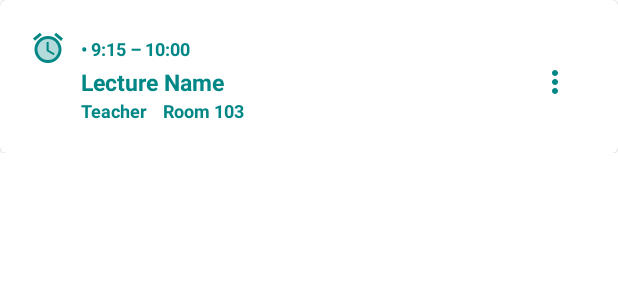
After one commit to Shikharkannojia/TimeTab, an Android app: the layout item_lecture.xml on its own in the app's theme, with its tools: preview values and no code run, on a phone screen of 412 x 824 dp. The commit adds this screen. Shown: the top 300 px of the screen. Run offline under Robolectric (Android 15) with nearby library versions, the phone set to English and light mode, and no system bars.

Commit message:
akshay/created subject view layout named item_lecture.xml in timetable

```diff
--- /dev/null
+++ b/app/src/main/res/drawable/ic_alarm.xml
@@ -0,0 +1,8 @@
+<vector android:height="24dp" android:tint="#018786"
+    android:viewportHeight="24" android:viewportWidth="24"
+    android:width="24dp" xmlns:android="http://schemas.android.com/apk/res/android">
+    <path android:fillAlpha="0.3"
+        android:fillColor="@android:color/white"
+        android:pathData="M12,6c-3.87,0 -7,3.13 -7,7s3.13,7 7,7 7,-3.13 7,-7 -3.13,-7 -7,-7zM15.75,16.85L11,14L11,8h1.5v5.25l4,2.37 -0.75,1.23z" android:strokeAlpha="0.3"/>
+    <path android:fillColor="@android:color/white" android:pathData="M12,4c-4.97,0 -9,4.03 -9,9s4.02,9 9,9c4.97,0 9,-4.03 9,-9s-4.03,-9 -9,-9zM12,20c-3.87,0 -7,-3.13 -7,-7s3.13,-7 7,-7 7,3.13 7,7 -3.13,7 -7,7zM12.5,8L11,8v6l4.75,2.85 0.75,-1.23 -4,-2.37zM22,5.72l-4.6,-3.86 -1.29,1.53 4.6,3.86zM7.88,3.39L6.6,1.86 2,5.71l1.29,1.53z"/>
+</vector>
--- /dev/null
+++ b/app/src/main/res/drawable/ic_alarm_on.xml
@@ -0,0 +1,8 @@
+<vector android:height="24dp" android:tint="#018786"
+    android:viewportHeight="24" android:viewportWidth="24"
+    android:width="24dp" xmlns:android="http://schemas.android.com/apk/res/android">
+    <path android:fillAlpha="0.3"
+        android:fillColor="@android:color/white"
+        android:pathData="M12,6c-3.86,0 -7,3.14 -7,7s3.14,7 7,7 7,-3.14 7,-7 -3.14,-7 -7,-7zM10.53,16.64l-3.18,-3.18 1.06,-1.06 2.13,2.13 4.93,-4.95 1.06,1.06 -6,6z" android:strokeAlpha="0.3"/>
+    <path android:fillColor="@android:color/white" android:pathData="M10.54,14.53L8.41,12.4l-1.06,1.06 3.18,3.18 6,-6 -1.06,-1.06zM17.337,1.81l4.607,3.845 -1.28,1.535 -4.61,-3.843zM6.663,1.81l1.282,1.536L3.337,7.19l-1.28,-1.536zM12,4c-4.97,0 -9,4.03 -9,9s4.03,9 9,9 9,-4.03 9,-9 -4.03,-9 -9,-9zM12,20c-3.86,0 -7,-3.14 -7,-7s3.14,-7 7,-7 7,3.14 7,7 -3.14,7 -7,7z"/>
+</vector>
--- /dev/null
+++ b/app/src/main/res/drawable/ic_more.xml
@@ -0,0 +1,5 @@
+<vector android:height="24dp" android:tint="#018786"
+    android:viewportHeight="24" android:viewportWidth="24"
+    android:width="24dp" xmlns:android="http://schemas.android.com/apk/res/android">
+    <path android:fillColor="@android:color/white" android:pathData="M12,8c1.1,0 2,-0.9 2,-2s-0.9,-2 -2,-2 -2,0.9 -2,2 0.9,2 2,2zM12,10c-1.1,0 -2,0.9 -2,2s0.9,2 2,2 2,-0.9 2,-2 -0.9,-2 -2,-2zM12,16c-1.1,0 -2,0.9 -2,2s0.9,2 2,2 2,-0.9 2,-2 -0.9,-2 -2,-2z"/>
+</vector>
--- /dev/null
+++ b/app/src/main/res/drawable/list_normal_bg.xml
@@ -0,0 +1,29 @@
+<?xml version="1.0" encoding="utf-8"?>
+<shape xmlns:android="http://schemas.android.com/apk/res/android"
+    android:shape="rectangle">
+
+    <solid android:color="@color/white"/>
+
+    <stroke android:width="1dp" android:color="@color/black"/>
+
+    <size android:width="50dp" android:height="50dp"/>
+
+</shape>
+
+
+    <!--    <?xml version="1.0" encoding="utf-8"?>-->
+<!--<layer-list xmlns:android="http://schemas.android.com/apk/res/android">-->
+<!--<item>-->
+<!--    <shape android:shape="rectangle">-->
+<!--        <stroke android:width="1dp" android:color="#E9E9F7"/>-->
+<!--        <solid android:color="@color/white"/>-->
+<!--    </shape>-->
+<!--</item>-->
+
+<!--<item android:top="1dp" android:bottom="1dp">-->
+<!--    <shape android:shape="rectangle">-->
+<!--        <stroke android:width="1dp" android:color="#E9E9F7"/>-->
+<!--        <solid android:color="@color/white"/>-->
+<!--    </shape>-->
+<!--</item>-->
+<!--</layer-list>-->
--- a/app/src/main/res/layout/fragment_monday.xml
+++ b/app/src/main/res/layout/fragment_monday.xml
@@ -1,17 +1,16 @@
 <?xml version="1.0" encoding="utf-8"?>
-<FrameLayout xmlns:android="http://schemas.android.com/apk/res/android"
+<androidx.constraintlayout.widget.ConstraintLayout xmlns:android="http://schemas.android.com/apk/res/android"
     xmlns:tools="http://schemas.android.com/tools"
     android:layout_width="match_parent"
     android:layout_height="match_parent"
+    xmlns:app="http://schemas.android.com/apk/res-auto"
     tools:context=".ui.ui.fragments.Monday">
 
-    <!-- TODO: Update blank fragment layout -->
-    <TextView
+    <androidx.recyclerview.widget.RecyclerView
         android:layout_width="match_parent"
-        android:layout_height="match_parent"
-        android:textColor="@color/black"
-        android:text="Monday Fragment"
-        android:textAlignment="center"
-        android:layout_marginTop="10dp"/>
+        android:layout_height="wrap_content"
+        tools:itemCount="5"
+        tools:listitem="@layout/item_lecture"
+        app:layout_constraintTop_toTopOf="parent"/>
 
-</FrameLayout>
+</androidx.constraintlayout.widget.ConstraintLayout>
--- /dev/null
+++ b/app/src/main/res/layout/item_lecture.xml
@@ -0,0 +1,91 @@
+<?xml version="1.0" encoding="utf-8"?>
+<androidx.constraintlayout.widget.ConstraintLayout xmlns:android="http://schemas.android.com/apk/res/android"
+    android:layout_width="match_parent"
+    android:layout_height="wrap_content"
+    xmlns:app="http://schemas.android.com/apk/res-auto">
+
+    <com.google.android.material.card.MaterialCardView
+        android:layout_width="match_parent"
+        android:layout_height="wrap_content"
+        app:layout_constraintTop_toTopOf="parent">
+
+        <androidx.constraintlayout.widget.ConstraintLayout
+            android:layout_width="match_parent"
+            android:layout_height="match_parent"
+            android:layout_margin="20dp">
+
+            <ImageView
+                android:id="@+id/alarm"
+                android:layout_width="wrap_content"
+                android:layout_height="wrap_content"
+                android:src="@drawable/ic_alarm"
+                app:layout_constraintTop_toTopOf="parent"
+                app:layout_constraintStart_toStartOf="parent"/>
+
+            <TextView
+                android:id="@+id/time_slot"
+                android:layout_width="wrap_content"
+                android:layout_height="wrap_content"
+                android:text="@string/time"
+                android:textStyle="bold"
+                android:textSize="12sp"
+                android:textColor="@color/teal_700"
+                android:layout_marginStart="10dp"
+                app:layout_constraintStart_toEndOf="@id/alarm"
+                app:layout_constraintTop_toTopOf="@id/alarm"
+                app:layout_constraintBottom_toBottomOf="@id/alarm"/>
+
+            <TextView
+                android:id="@+id/lecture"
+                android:layout_width="wrap_content"
+                android:layout_height="wrap_content"
+                android:text="@string/lecture_name"
+                android:textSize="15sp"
+                android:textStyle="bold"
+                android:textColor="@color/teal_700"
+                app:layout_constraintStart_toStartOf="@id/time_slot"
+                app:layout_constraintTop_toBottomOf="@id/alarm"/>
+
+            <TextView
+                android:id="@+id/teacher"
+                android:layout_width="wrap_content"
+                android:layout_height="wrap_content"
+                android:text="@string/teacher"
+                android:textSize="12sp"
+                android:textStyle="bold"
+                android:textColor="@color/teal_700"
+                app:layout_constraintStart_toStartOf="@id/time_slot"
+                app:layout_constraintTop_toBottomOf="@id/lecture"
+                app:layout_constraintBottom_toBottomOf="parent"/>
+
+            <TextView
+                android:id="@+id/room"
+                android:layout_width="wrap_content"
+                android:layout_height="wrap_content"
+                android:text="@string/room"
+                android:textSize="12sp"
+                android:textStyle="bold"
+                android:textColor="@color/teal_700"
+                android:layout_marginStart="10dp"
+                app:layout_constraintStart_toEndOf="@id/teacher"
+                app:layout_constraintTop_toBottomOf="@id/lecture"
+                app:layout_constraintBottom_toBottomOf="parent"/>
+
+            <ImageView
+                android:layout_width="wrap_content"
+                android:layout_height="wrap_content"
+                android:layout_marginEnd="10dp"
+                android:src="@drawable/ic_more"
+                app:layout_constraintEnd_toEndOf="parent"
+                app:layout_constraintTop_toTopOf="@id/lecture"
+                app:layout_constraintBottom_toBottomOf="@id/lecture"/>
+
+
+
+        </androidx.constraintlayout.widget.ConstraintLayout>
+
+
+
+    </com.google.android.material.card.MaterialCardView>
+
+</androidx.constraintlayout.widget.ConstraintLayout>
--- a/app/src/main/res/values/strings.xml
+++ b/app/src/main/res/values/strings.xml
@@ -12,4 +12,8 @@
     <string name="menu_slideshow">Slideshow</string>
     <!-- TODO: Remove or change this placeholder text -->
     <string name="hello_blank_fragment">Hello blank fragment</string>
+    <string name="lecture_name">Lecture Name</string>
+    <string name="time">• 9:15 – 10:00</string>
+    <string name="teacher">Teacher</string>
+    <string name="room">Room 103</string>
 </resources>
```
